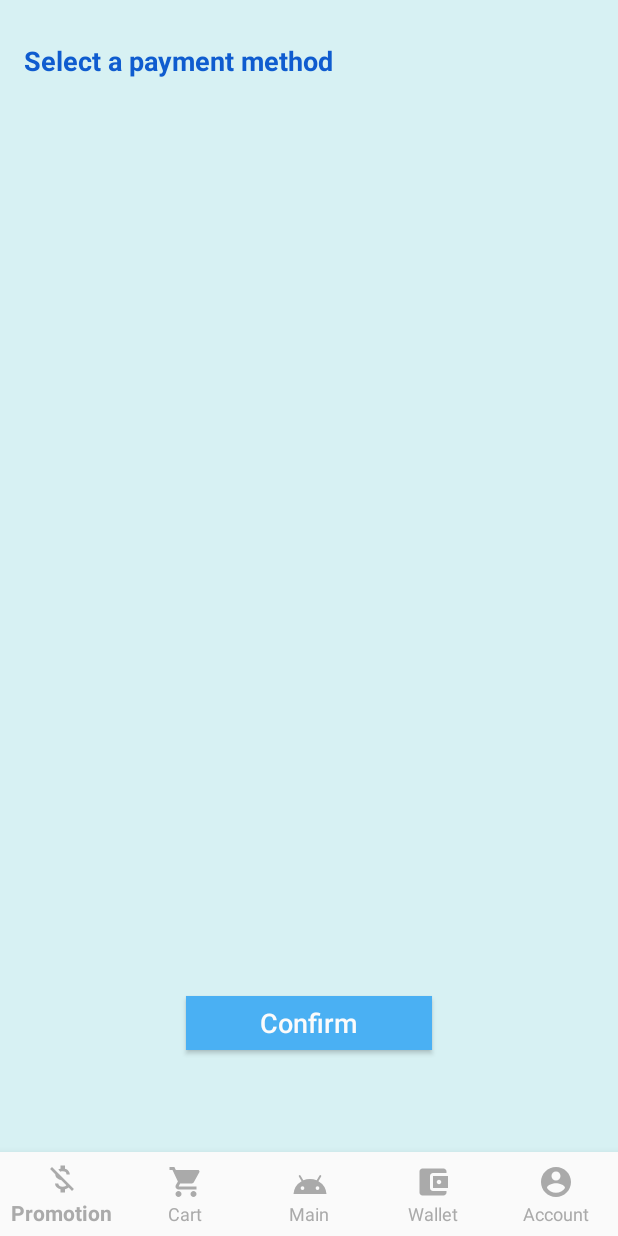
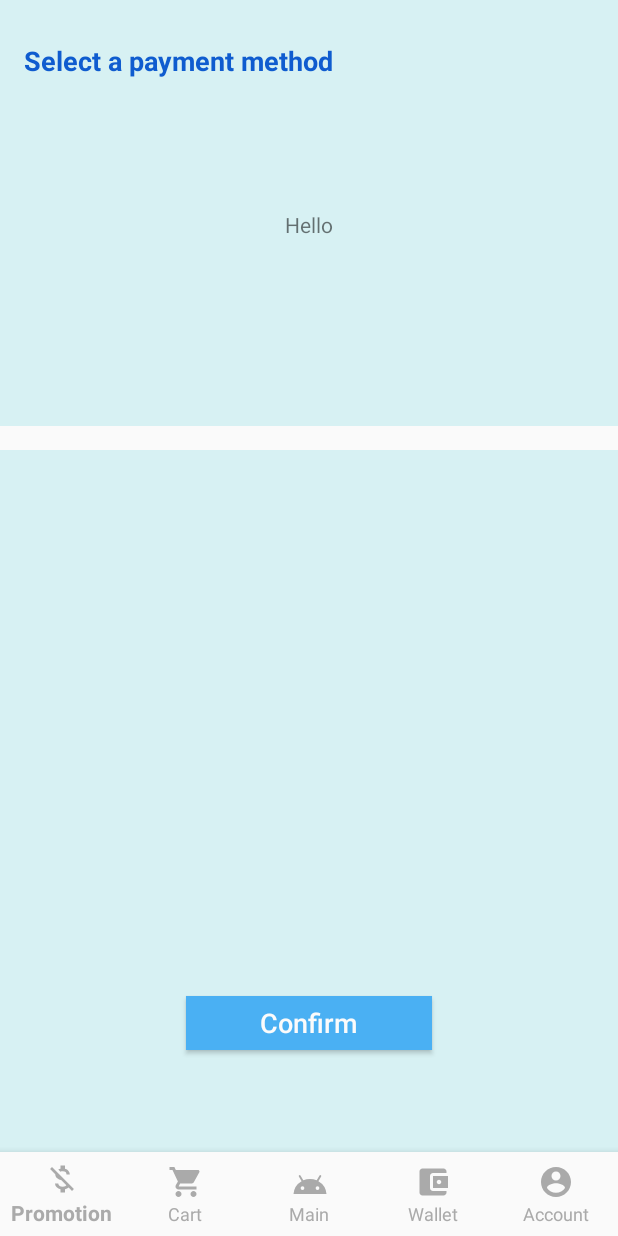
Before and after one commit to liaukx-tarc/Foodpenguin, an Android app: the PromotionFragment screen opened directly, with no data from a screen before it, on a phone screen of 412 x 824 dp. Run offline under Robolectric (Android 15) with nearby library versions, the light colour scheme and no system bars.

```diff
--- a/app/src/main/java/com/xhpp/foodpenguin/ui/main/MainFragment.java
+++ b/app/src/main/java/com/xhpp/foodpenguin/ui/main/MainFragment.java
@@ -35,6 +35,7 @@ public class MainFragment extends Fragment
         arrayList.add(new Restaurant(R.drawable.burgerking,"Burger King", "Fast Food"));
         arrayList.add(new Restaurant(R.drawable.domino,"Domino's Pizza", "Fast Food"));
         arrayList.add(new Restaurant(R.drawable.aandw,"A&W", "Fast Food"));
+        arrayList.add(new Restaurant(R.drawable.pizzahut,"Pizza Hut", "Fast Food"));
         arrayList.add(new Restaurant(R.drawable.wendy,"Wendy's", "Fast Food"));
 
         final RestaurantAdapter restaurantAdapter = new RestaurantAdapter(getContext(),R.layout.list_row,arrayList);
--- a/app/src/main/java/com/xhpp/foodpenguin/ui/main/RestaurantAdapter.java
+++ b/app/src/main/java/com/xhpp/foodpenguin/ui/main/RestaurantAdapter.java
@@ -31,7 +31,7 @@ public class RestaurantAdapter extends ArrayAdapter<Restaurant> {
 
         convertView = layoutInflater.inflate(mResource,parent,false);
 
-        ImageView imageView = convertView.findViewById(R.id.image);
+        ImageView imageView = convertView.findViewById(R.id.imageView);
 
         TextView textView = convertView.findViewById(R.id.textView);
 
--- a/app/src/main/res/layout/fragment_main.xml
+++ b/app/src/main/res/layout/fragment_main.xml
@@ -31,7 +31,7 @@
                 android:layout_below="@+id/searchView"
                 android:layout_marginTop="-4dp"
                 android:layout_marginBottom="-2dp"></ListView>
-    </RelativeLayout>>
+    </RelativeLayout>
 
 
 
--- a/app/src/main/res/layout/fragment_promotion.xml
+++ b/app/src/main/res/layout/fragment_promotion.xml
@@ -7,5 +7,39 @@
     android:background="@color/colorBackground2"
     tools:context=".ui.promotion.PromotionFragment">
 
+    <com.google.android.material.bottomnavigation.BottomNavigationView
+        android:id="@+id/nav_view"
+        android:layout_width="0dp"
+        android:layout_height="wrap_content"
+        android:layout_marginStart="0dp"
+        android:layout_marginEnd="0dp"
+        android:background="?android:attr/windowBackground"
+        app:itemIconTint="@animator/navbar"
+        app:itemTextColor="@animator/navbar"
+        app:labelVisibilityMode="labeled"
+        app:layout_constraintBottom_toBottomOf="parent"
+        app:layout_constraintLeft_toLeftOf="parent"
+        app:layout_constraintRight_toRightOf="parent"
+        app:menu="@menu/bottom_nav_menu" />
+
+    <RelativeLayout
+        android:layout_width="match_parent"
+        android:layout_height="match_parent">
+    <TextView
+        android:id="@+id/foodMenuMcd"
+        android:layout_width="match_parent"
+        android:layout_height="300dp"
+        android:gravity="center|center_horizontal"
+        android:text="Hello"
+
+        android:textAlignment="center"
+        app:layout_constraintStart_toStartOf="parent"
+        app:layout_constraintTop_toTopOf="parent" />
+    <com.google.android.material.navigation.NavigationView
+        android:layout_width="match_parent"
+        android:layout_height="wrap_content"
+        android:layout_alignBottom="@+id/foodMenuMcd">
+    </com.google.android.material.navigation.NavigationView>
+    </RelativeLayout>
 
 </androidx.constraintlayout.widget.ConstraintLayout>
```
Also changed, not shown: app/src/main/java/com/xhpp/foodpenguin/ui/main/Restaurant.java (+4 -12 lines), app/src/main/java/com/xhpp/foodpenguin/ui/promotion/PromotionFragment.java (+14 -4 lines), app/src/main/res/layout/fragment_cart.xml (+15 -0 lines), app/src/main/res/layout/fragment_wallet.xml (+15 -0 lines), app/src/main/res/layout/restaurant_list.xml (deleted, +0 -41 lines), app/src/main/res/menu/foodmenu_navbar.xml (added, +23 -0 lines), app/src/main/res/drawable/pizzahut.png (renamed from app/src/main/res/drawable-200dpi/pizzaHut.png).
